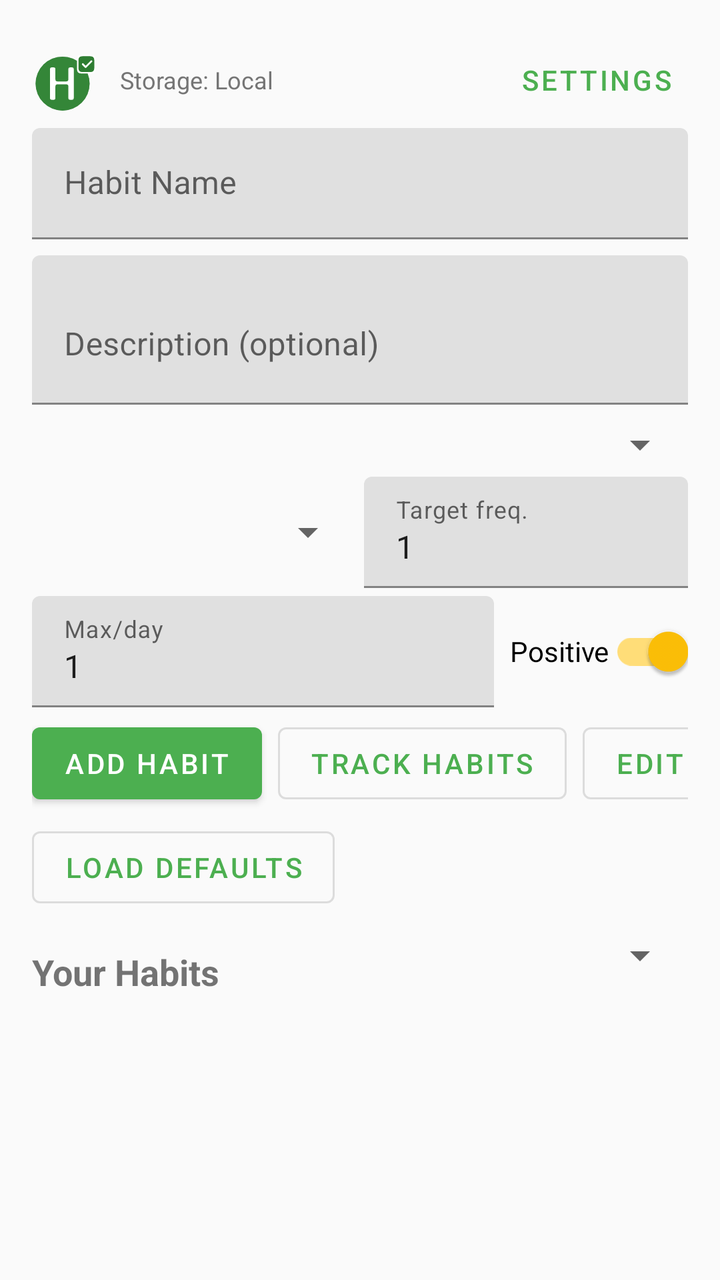
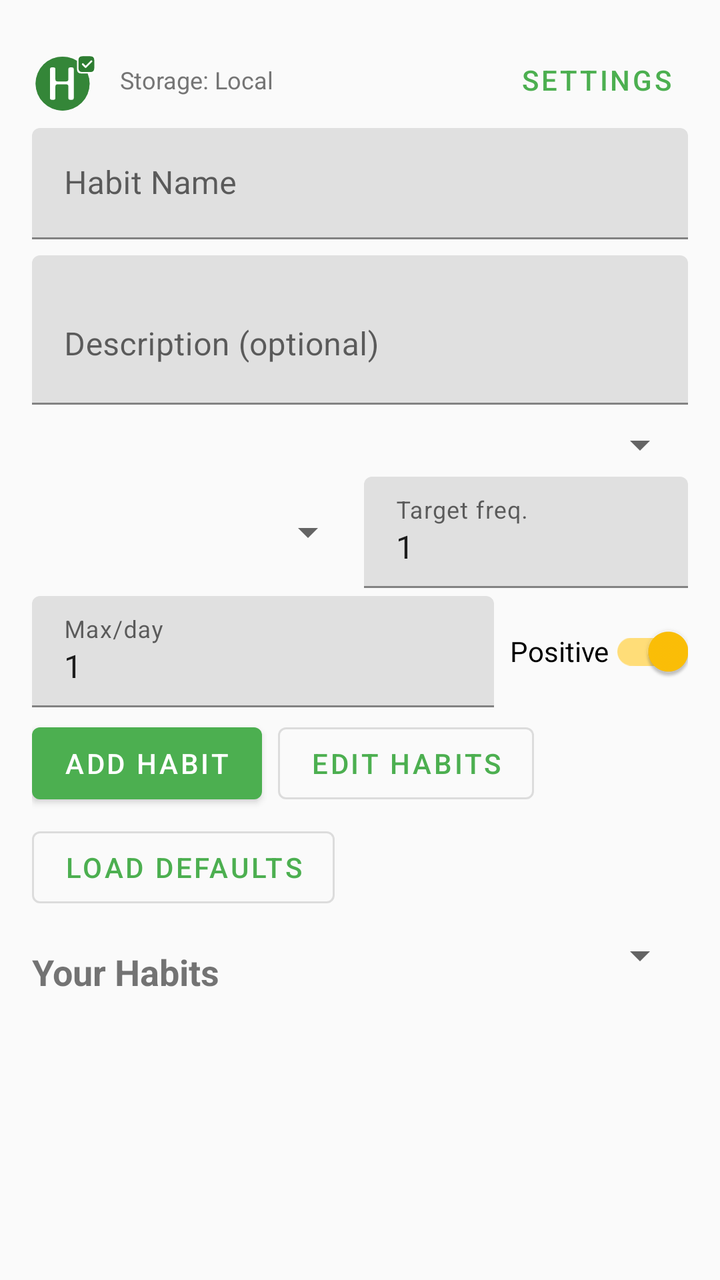

Screens rendered from an Android XML layout before and after an edit, with the pre-edit source and the edit as a unified diff.
<!-- AndroidManifest.xml: application theme Theme.HabitEvaluator -->
<!-- res/layout/activity_main.xml -->
<?xml version="1.0" encoding="utf-8"?>
<androidx.constraintlayout.widget.ConstraintLayout xmlns:android="http://schemas.android.com/apk/res/android"
    xmlns:app="http://schemas.android.com/apk/res-auto"
    xmlns:tools="http://schemas.android.com/tools"
    android:layout_width="match_parent"
    android:layout_height="match_parent"
    android:padding="16dp"
    tools:context=".MainActivity">

    <LinearLayout
        android:id="@+id/toolbarLayout"
        android:layout_width="0dp"
        android:layout_height="wrap_content"
        android:orientation="horizontal"
        android:gravity="center_vertical"
        app:layout_constraintEnd_toEndOf="parent"
        app:layout_constraintStart_toStartOf="parent"
        app:layout_constraintTop_toTopOf="parent">

        <ImageView
            android:id="@+id/appLogo"
            android:layout_width="36dp"
            android:layout_height="36dp"
            android:src="@drawable/ic_launcher"
            android:contentDescription="@string/app_name" />

        <TextView
            android:id="@+id/storageModeText"
            android:layout_width="0dp"
            android:layout_height="wrap_content"
            android:layout_weight="1"
            android:layout_marginStart="8dp"
            android:text="@string/storage_mode_local"
            android:textSize="12sp"
            android:textColor="@color/text_secondary" />

        <com.google.android.material.button.MaterialButton
            android:id="@+id/settingsButton"
            android:layout_width="wrap_content"
            android:layout_height="wrap_content"
            android:text="@string/settings"
            style="@style/Widget.MaterialComponents.Button.TextButton" />
    </LinearLayout>

    <com.google.android.material.textfield.TextInputLayout
        android:id="@+id/habitNameLayout"
        android:layout_width="0dp"
        android:layout_height="wrap_content"
        android:hint="@string/habit_name_hint"
        app:layout_constraintEnd_toEndOf="parent"
        app:layout_constraintStart_toStartOf="parent"
        app:layout_constraintTop_toBottomOf="@id/toolbarLayout">

        <com.google.android.material.textfield.TextInputEditText
            android:id="@+id/habitNameInput"
            android:layout_width="match_parent"
            android:layout_height="wrap_content"
            android:inputType="text" />
    </com.google.android.material.textfield.TextInputLayout>

    <com.google.android.material.textfield.TextInputLayout
        android:id="@+id/habitDescriptionLayout"
        android:layout_width="0dp"
        android:layout_height="wrap_content"
        android:layout_marginTop="8dp"
        android:hint="@string/habit_description_hint"
        app:layout_constraintEnd_toEndOf="parent"
        app:layout_constraintStart_toStartOf="parent"
        app:layout_constraintTop_toBottomOf="@id/habitNameLayout">

        <com.google.android.material.textfield.TextInputEditText
            android:id="@+id/habitDescriptionInput"
            android:layout_width="match_parent"
            android:layout_height="wrap_content"
            android:inputType="textMultiLine"
            android:minLines="2" />
    </com.google.android.material.textfield.TextInputLayout>

    <Spinner
        android:id="@+id/categorySpinner"
        android:layout_width="0dp"
        android:layout_height="wrap_content"
        android:layout_marginTop="8dp"
        app:layout_constraintEnd_toEndOf="parent"
        app:layout_constraintStart_toStartOf="parent"
        app:layout_constraintTop_toBottomOf="@id/habitDescriptionLayout" />

    <LinearLayout
        android:id="@+id/habitParamsLayout"
        android:layout_width="0dp"
        android:layout_height="wrap_content"
        android:layout_marginTop="4dp"
        android:orientation="horizontal"
        android:gravity="center_vertical"
        app:layout_constraintEnd_toEndOf="parent"
        app:layout_constraintStart_toStartOf="parent"
        app:layout_constraintTop_toBottomOf="@id/categorySpinner">

        <Spinner
            android:id="@+id/frequencyTypeSpinner"
            android:layout_width="0dp"
            android:layout_height="wrap_content"
            android:layout_weight="1" />

        <com.google.android.material.textfield.TextInputLayout
            android:layout_width="0dp"
            android:layout_height="wrap_content"
            android:layout_weight="1"
            android:layout_marginStart="4dp"
            android:hint="@string/target_frequency_hint">

            <com.google.android.material.textfield.TextInputEditText
                android:id="@+id/targetFrequencyInput"
                android:layout_width="match_parent"
                android:layout_height="wrap_content"
                android:inputType="number"
                android:text="1" />
        </com.google.android.material.textfield.TextInputLayout>
    </LinearLayout>

    <LinearLayout
        android:id="@+id/habitParams2Layout"
        android:layout_width="0dp"
        android:layout_height="wrap_content"
        android:layout_marginTop="4dp"
        android:orientation="horizontal"
        android:gravity="center_vertical"
        app:layout_constraintEnd_toEndOf="parent"
        app:layout_constraintStart_toStartOf="parent"
        app:layout_constraintTop_toBottomOf="@id/habitParamsLayout">

        <com.google.android.material.textfield.TextInputLayout
            android:layout_width="0dp"
            android:layout_height="wrap_content"
            android:layout_weight="1"
            android:hint="@string/max_entries_per_day_hint">

            <com.google.android.material.textfield.TextInputEditText
                android:id="@+id/maxEntriesPerDayInput"
                android:layout_width="match_parent"
                android:layout_height="wrap_content"
                android:inputType="number"
                android:text="1" />
        </com.google.android.material.textfield.TextInputLayout>

        <com.google.android.material.switchmaterial.SwitchMaterial
            android:id="@+id/positiveScoringSwitch"
            android:layout_width="wrap_content"
            android:layout_height="wrap_content"
            android:layout_marginStart="8dp"
            android:text="@string/positive_scoring"
            android:checked="true" />
    </LinearLayout>

    <com.google.android.material.button.MaterialButton
        android:id="@+id/addHabitButton"
        android:layout_width="wrap_content"
        android:layout_height="wrap_content"
        android:layout_marginTop="4dp"
        android:text="@string/add_habit"
        app:layout_constraintStart_toStartOf="parent"
        app:layout_constraintTop_toBottomOf="@id/habitParams2Layout" />

    <com.google.android.material.button.MaterialButton
        android:id="@+id/trackHabitsButton"
        android:layout_width="wrap_content"
        android:layout_height="wrap_content"
        android:layout_marginTop="4dp"
        android:layout_marginStart="8dp"
        android:text="@string/track_habits"
        style="@style/Widget.MaterialComponents.Button.OutlinedButton"
        app:layout_constraintStart_toEndOf="@id/addHabitButton"
        app:layout_constraintTop_toBottomOf="@id/habitParams2Layout" />

    <com.google.android.material.button.MaterialButton
        android:id="@+id/editHabitsButton"
        android:layout_width="wrap_content"
        android:layout_height="wrap_content"
        android:layout_marginTop="4dp"
        android:layout_marginStart="8dp"
        android:text="@string/edit_habits"
        style="@style/Widget.MaterialComponents.Button.OutlinedButton"
        app:layout_constraintStart_toEndOf="@id/trackHabitsButton"
        app:layout_constraintTop_toBottomOf="@id/habitParams2Layout" />

    <com.google.android.material.button.MaterialButton
        android:id="@+id/loadDefaultsButton"
        android:layout_width="wrap_content"
        android:layout_height="wrap_content"
        android:layout_marginTop="4dp"
        android:text="@string/load_defaults"
        style="@style/Widget.MaterialComponents.Button.OutlinedButton"
        app:layout_constraintStart_toStartOf="parent"
        app:layout_constraintTop_toBottomOf="@id/addHabitButton" />

    <TextView
        android:id="@+id/habitsLabel"
        android:layout_width="wrap_content"
        android:layout_height="wrap_content"
        android:layout_marginTop="16dp"
        android:text="@string/your_habits"
        android:textSize="18sp"
        android:textStyle="bold"
        app:layout_constraintStart_toStartOf="parent"
        app:layout_constraintTop_toBottomOf="@id/loadDefaultsButton" />

    <Spinner
        android:id="@+id/categoryFilterSpinner"
        android:layout_width="0dp"
        android:layout_height="wrap_content"
        app:layout_constraintEnd_toEndOf="parent"
        app:layout_constraintStart_toEndOf="@id/habitsLabel"
        app:layout_constraintTop_toBottomOf="@id/loadDefaultsButton"
        android:layout_marginStart="8dp"
        android:layout_marginTop="8dp" />

    <androidx.recyclerview.widget.RecyclerView
        android:id="@+id/habitsRecyclerView"
        android:layout_width="0dp"
        android:layout_height="0dp"
        android:layout_marginTop="8dp"
        app:layout_constraintBottom_toTopOf="@id/evaluationCard"
        app:layout_constraintEnd_toEndOf="parent"
        app:layout_constraintStart_toStartOf="parent"
        app:layout_constraintTop_toBottomOf="@id/categoryFilterSpinner" />

    <androidx.cardview.widget.CardView
        android:id="@+id/evaluationCard"
        android:layout_width="0dp"
        android:layout_height="wrap_content"
        android:layout_marginTop="16dp"
        android:visibility="gone"
        app:cardCornerRadius="8dp"
        app:cardElevation="4dp"
        app:layout_constraintBottom_toBottomOf="parent"
        app:layout_constraintEnd_toEndOf="parent"
        app:layout_constraintStart_toStartOf="parent">

        <LinearLayout
            android:layout_width="match_parent"
            android:layout_height="wrap_content"
            android:orientation="vertical"
            android:padding="16dp">

            <TextView
                android:id="@+id/selectedHabitName"
                android:layout_width="wrap_content"
                android:layout_height="wrap_content"
                android:textSize="16sp"
                android:textStyle="bold" />

            <TextView
                android:id="@+id/streakText"
                android:layout_width="wrap_content"
                android:layout_height="wrap_content"
                android:layout_marginTop="8dp" />

            <TextView
                android:id="@+id/completionRateText"
                android:layout_width="wrap_content"
                android:layout_height="wrap_content"
                android:layout_marginTop="4dp" />

            <ProgressBar
                android:id="@+id/completionProgress"
                style="?android:attr/progressBarStyleHorizontal"
                android:layout_width="match_parent"
                android:layout_height="wrap_content"
                android:layout_marginTop="8dp"
                android:max="100" />

            <View
                android:layout_width="match_parent"
                android:layout_height="1dp"
                android:layout_marginTop="8dp"
                android:background="@android:color/darker_gray" />

            <TextView
                android:layout_width="wrap_content"
                android:layout_height="wrap_content"
                android:layout_marginTop="8dp"
                android:text="@string/completion_points"
                android:textSize="14sp"
                android:textStyle="bold" />

            <LinearLayout
                android:layout_width="match_parent"
                android:layout_height="wrap_content"
                android:layout_marginTop="4dp"
                android:orientation="horizontal">

                <TextView
                    android:id="@+id/dailyPointsText"
                    android:layout_width="0dp"
                    android:layout_height="wrap_content"
                    android:layout_weight="1"
                    android:gravity="center" />

                <TextView
                    android:id="@+id/weeklyPointsText"
                    android:layout_width="0dp"
                    android:layout_height="wrap_content"
                    android:layout_weight="1"
                    android:gravity="center" />

                <TextView
                    android:id="@+id/monthlyPointsText"
                    android:layout_width="0dp"
                    android:layout_height="wrap_content"
                    android:layout_weight="1"
                    android:gravity="center" />
            </LinearLayout>

            <com.google.android.material.button.MaterialButton
                android:id="@+id/completeButton"
                android:layout_width="wrap_content"
                android:layout_height="wrap_content"
                android:layout_marginTop="8dp"
                android:text="@string/mark_complete" />
        </LinearLayout>
    </androidx.cardview.widget.CardView>
</androidx.constraintlayout.widget.ConstraintLayout>
<!-- resources referenced by this layout -->
<resources>
  <color name="text_secondary">#757575</color>
  <!-- drawable ic_launcher (drawable) -->
  <?xml version="1.0" encoding="utf-8"?>
  <vector xmlns:android="http://schemas.android.com/apk/res/android"
      android:width="108dp"
      android:height="108dp"
      android:viewportWidth="200"
      android:viewportHeight="200">
  
      
      <path
          android:fillColor="#1B5E20"
          android:pathData="M85,110m-75,0a75,75 0,1 1,150 0a75,75 0,1 1,-150 0" />
  
      
      <path
          android:fillColor="#4CAF50"
          android:fillAlpha="0.5"
          android:pathData="M85,110m-75,0a75,75 0,1 1,150 0a75,75 0,1 1,-150 0" />
  
      
      <path
          android:fillColor="#FFFFFF"
          android:pathData="M50,70 L50,150 Q50,155 55,155 L60,155 Q65,155 65,150 L65,118 Q65,112 71,112 L95,112 Q101,112 101,118 L101,150 Q101,155 106,155 L111,155 Q116,155 116,150 L116,70 Q116,65 111,65 L106,65 Q101,65 101,70 L101,98 Q101,104 95,104 L71,104 Q65,104 65,98 L65,70 Q65,65 60,65 L55,65 Q50,65 50,70 Z" />
  
      
      <path
          android:fillColor="#FFFFFF"
          android:pathData="M137,30 L165,30 Q177,30 177,42 L177,70 Q177,82 165,82 L137,82 Q125,82 125,70 L125,42 Q125,30 137,30 Z" />
  
      
      <path
          android:fillColor="#2E7D32"
          android:pathData="M140,34 L162,34 Q173,34 173,45 L173,67 Q173,78 162,78 L140,78 Q129,78 129,67 L129,45 Q129,34 140,34 Z" />
  
      
      <path
          android:fillColor="@android:color/transparent"
          android:pathData="M141,56 L149,64 L165,48"
          android:strokeWidth="5"
          android:strokeColor="#FFFFFF"
          android:strokeLineCap="round"
          android:strokeLineJoin="round" />
  </vector>
  <string name="add_habit">Add Habit</string>
  <string name="app_name">Habit Evaluator</string>
  <string name="completion_points">Completion Points</string>
  <string name="edit_habits">Edit Habits</string>
  <string name="habit_description_hint">Description (optional)</string>
  <string name="habit_name_hint">Habit Name</string>
  <string name="load_defaults">Load Defaults</string>
  <string name="mark_complete">Mark Complete</string>
  <string name="max_entries_per_day_hint">Max/day</string>
  <string name="positive_scoring">Positive</string>
  <string name="settings">Settings</string>
  <string name="storage_mode_local">Storage: Local</string>
  <string name="target_frequency_hint">Target freq.</string>
  <string name="track_habits">Track Habits</string>
  <string name="your_habits">Your Habits</string>
  <style name="Theme.HabitEvaluator" parent="Theme.MaterialComponents.DayNight.DarkActionBar">
          <item name="colorPrimary">@color/primary</item>
          <item name="colorPrimaryDark">@color/primary_dark</item>
          <item name="colorAccent">@color/accent</item>
          <item name="android:windowBackground">@color/background</item>
      </style>
  <color name="primary">#4CAF50</color>
  <color name="primary_dark">#388E3C</color>
  <color name="accent">#FFC107</color>
  <color name="background">#FAFAFA</color>
</resources>

<!-- the commit's change to res/layout/activity_main.xml (unified diff, before → after) -->
@@ -162,17 +162,6 @@
         app:layout_constraintTop_toBottomOf="@id/habitParams2Layout" />
 
     <com.google.android.material.button.MaterialButton
-        android:id="@+id/trackHabitsButton"
-        android:layout_width="wrap_content"
-        android:layout_height="wrap_content"
-        android:layout_marginTop="4dp"
-        android:layout_marginStart="8dp"
-        android:text="@string/track_habits"
-        style="@style/Widget.MaterialComponents.Button.OutlinedButton"
-        app:layout_constraintStart_toEndOf="@id/addHabitButton"
-        app:layout_constraintTop_toBottomOf="@id/habitParams2Layout" />
-
-    <com.google.android.material.button.MaterialButton
         android:id="@+id/editHabitsButton"
         android:layout_width="wrap_content"
         android:layout_height="wrap_content"
@@ -180,7 +169,7 @@
         android:layout_marginStart="8dp"
         android:text="@string/edit_habits"
         style="@style/Widget.MaterialComponents.Button.OutlinedButton"
-        app:layout_constraintStart_toEndOf="@id/trackHabitsButton"
+        app:layout_constraintStart_toEndOf="@id/addHabitButton"
         app:layout_constraintTop_toBottomOf="@id/habitParams2Layout" />
 
     <com.google.android.material.button.MaterialButton
<!-- resource entries referenced after the edit -->
@@ -57,7 +57,6 @@
   <string name="settings">Settings</string>
   <string name="storage_mode_local">Storage: Local</string>
   <string name="target_frequency_hint">Target freq.</string>
-  <string name="track_habits">Track Habits</string>
   <string name="your_habits">Your Habits</string>
   <style name="Theme.HabitEvaluator" parent="Theme.MaterialComponents.DayNight.DarkActionBar">
           <item name="colorPrimary">@color/primary</item>
